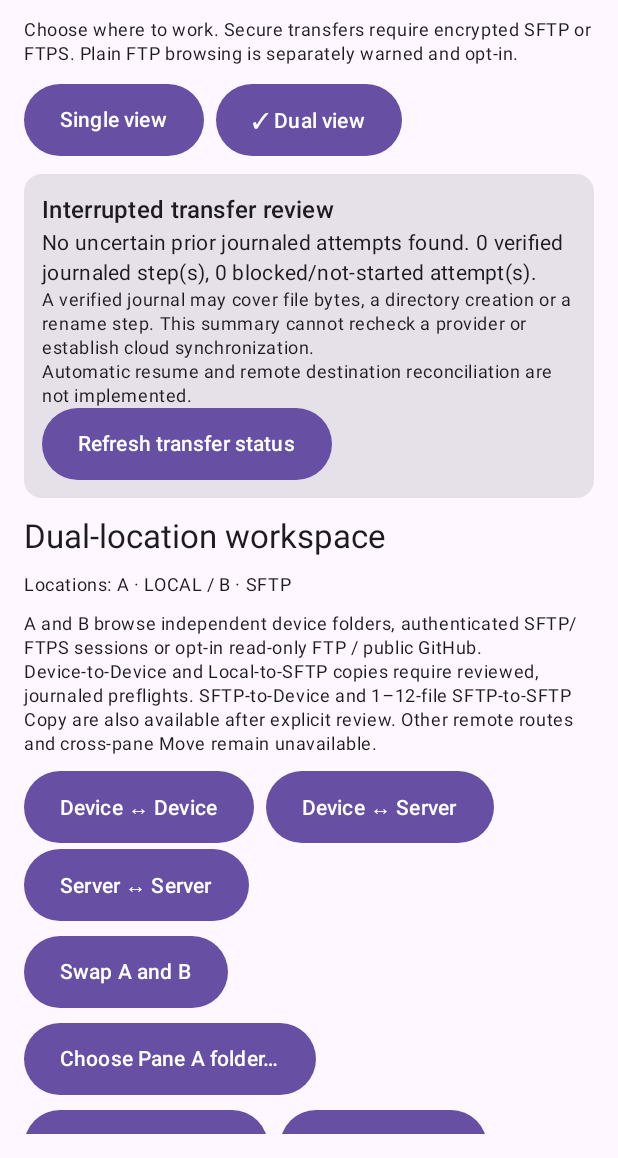
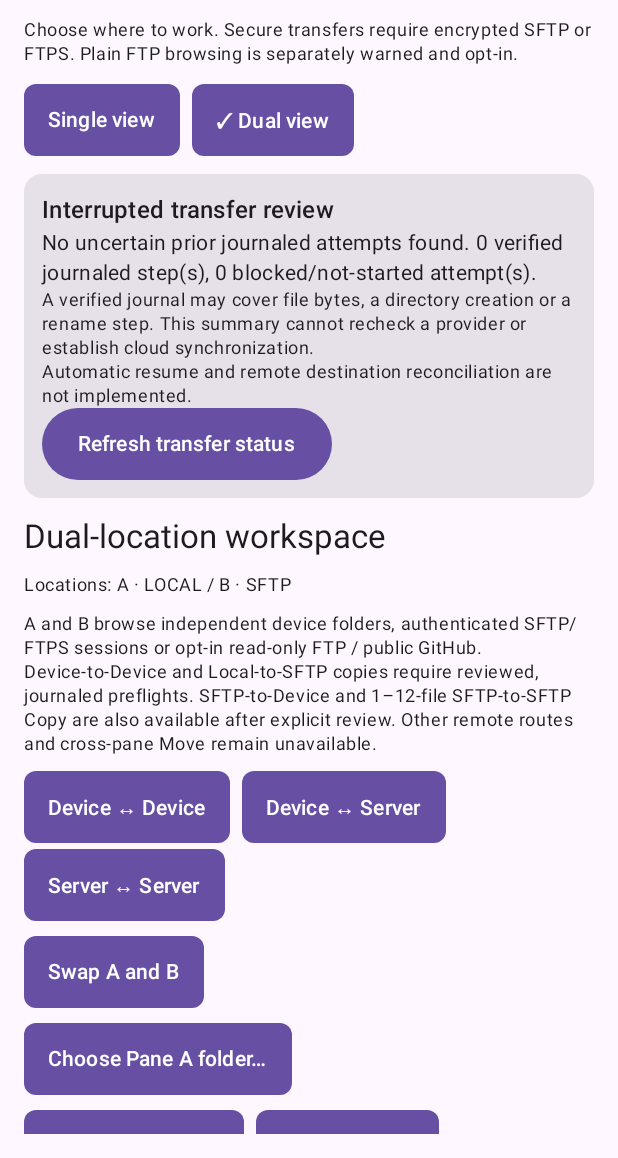
Before and after one commit to gamesbyian/Expository, an Android app built with Jetpack Compose: the screen it shows after launch (TransferActivity), after a tap on "Dual view", on a phone screen of 412 x 824 dp, the part 78-1236 px from its top. Run offline under Robolectric (Android 15) with nearby library versions, the light colour scheme and no system bars; libraries missing offline, so code that uses them is left out: org.apache.sshd; 9 statements that could not run were skipped.

Commit message:
fix(android): use stable Foundation controls across Dual Copy refresh

```diff
--- a/android-transfer/app/src/main/java/dev/expository/transfer/DualWorkspaceCard.kt
+++ b/android-transfer/app/src/main/java/dev/expository/transfer/DualWorkspaceCard.kt
@@ -10,7 +10,6 @@ import androidx.compose.foundation.layout.fillMaxWidth
 import androidx.compose.foundation.layout.heightIn
 import androidx.compose.foundation.layout.padding
 import androidx.compose.foundation.lazy.LazyListState
-import androidx.compose.material3.Button
 import androidx.compose.material3.Card
 import androidx.compose.material3.MaterialTheme
 import androidx.compose.material3.Text
@@ -167,17 +166,17 @@ internal fun DualWorkspaceCard(
                 DualPairing.LOCAL_REMOTE to "Device ↔ Server",
                 DualPairing.REMOTE_REMOTE to "Server ↔ Server"
             )) {
-                Button(modifier = Modifier.heightIn(min = 48.dp), enabled = !workspaceBusy,
+                FolderActionControl(label = title, enabled = !workspaceBusy,
                     onClick = {
                         selectedRemoteA = null
                         selectedRemoteB = null
                         selectedRemoteBatchA = null
                         selectedRemoteBatchB = null
                         onPreset(pairing)
-                    }) { Text(title) }
+                    })
             }
         }
-        Button(modifier = Modifier.heightIn(min = 48.dp), enabled = !workspaceBusy,
+        FolderActionControl(label = "Swap A and B", enabled = !workspaceBusy,
             onClick = {
                 // Move the remembered remote connection together with its
                 // endpoint and the owner's independently navigated state.
@@ -189,17 +188,17 @@ internal fun DualWorkspaceCard(
                 selectedRemoteBatchA = selectedRemoteBatchB
                 selectedRemoteBatchB = priorBatchA
                 onSwap()
-            }) { Text("Swap A and B") }
+            })
         // Keep a direct scoped folder-picker action visible near the top of
         // dual mode. On a phone the chosen local pane's own Browse card can
         // sit far below the outer scrolling toolbar and controls.
         if (workspace.pane(workspace.activeDual).endpoint.isSaf) {
-            Button(
-                modifier = Modifier.heightIn(min = 48.dp)
-                    .testTag("dual-root-picker-" + workspace.activeDual.name),
+            FolderActionControl(
+                label = "Choose Pane " + workspace.activeDual.name + " folder…",
+                modifier = Modifier.testTag("dual-root-picker-" + workspace.activeDual.name),
                 enabled = !workspaceBusy,
                 onClick = { onPick(workspace.activeDual) }
-            ) { Text("Choose Pane " + workspace.activeDual.name + " folder…") }
+            )
         }
 
         @Composable
@@ -212,11 +211,12 @@ internal fun DualWorkspaceCard(
                 FlowRow(horizontalArrangement = Arrangement.spacedBy(6.dp),
                     verticalArrangement = Arrangement.spacedBy(4.dp)) {
                     for (endpoint in BrowseEndpoint.entries) {
-                        Button(
+                        FolderActionControl(
+                            label = (if (pane.endpoint == endpoint) "✓ " else "") +
+                                endpoint.name,
                             enabled = !workspaceBusy,
-                            modifier = Modifier.heightIn(min = 48.dp)
-                                .testTag("endpoint-" + which.name + "-" + endpoint.name)
-                                .semantics {
+                            modifier = Modifier.testTag("endpoint-" + which.name + "-" +
+                                endpoint.name).semantics {
                                 stateDescription = if (pane.endpoint == endpoint)
                                     "Selected" else "Not selected"
                             },
@@ -232,8 +232,7 @@ internal fun DualWorkspaceCard(
                                 }
                                 onEndpoint(which, endpoint)
                             }
-                        ) { Text(if (pane.endpoint == endpoint) "✓ " + endpoint.name
-                            else endpoint.name) }
+                        )
                     }
                 }
                 if (pane.endpoint.isSaf) {
@@ -342,20 +341,19 @@ internal fun DualWorkspaceCard(
                 if (compact) {
                     Row(horizontalArrangement = Arrangement.spacedBy(8.dp)) {
                         for (pane in listOf(WorkspacePane.A, WorkspacePane.B)) {
-                            Button(
+                            val paneName = workspace.pane(pane).endpoint.name
+                            FolderActionControl(
+                                label = (if (workspace.activeDual == pane) "✓ " else "") +
+                                    "Pane " + pane.name + " · " + paneName,
                                 enabled = !workspaceBusy,
-                                modifier = Modifier.heightIn(min = 48.dp)
-                                    .testTag("dual-pane-tab-" + pane.name).semantics {
-                                    stateDescription =
-                                        if (workspace.activeDual == pane) "Selected"
-                                        else "Not selected"
-                                },
+                                modifier = Modifier.testTag("dual-pane-tab-" + pane.name)
+                                    .semantics {
+                                        stateDescription =
+                                            if (workspace.activeDual == pane) "Selected"
+                                            else "Not selected"
+                                    },
                                 onClick = { onFocus(pane) }
-                            ) {
-                                val name = workspace.pane(pane).endpoint.name
-                                Text((if (workspace.activeDual == pane) "✓ " else "") +
-                                    "Pane " + pane.name + " · " + name)
-                            }
+                            )
                         }
                     }
                 }
@@ -392,12 +390,12 @@ internal fun DualWorkspaceCard(
             a.treeUri != null && a.canWrite && a.complete && b.complete
         FlowRow(horizontalArrangement = Arrangement.spacedBy(8.dp),
             verticalArrangement = Arrangement.spacedBy(4.dp)) {
-            Button(enabled = !workspaceBusy && proposedCopy == null && readyA,
-                modifier = Modifier.heightIn(min = 48.dp),
-                onClick = { onCopy(WorkspacePane.A) }) { Text("Copy A → B…") }
-            Button(enabled = !workspaceBusy && proposedCopy == null && readyB,
-                modifier = Modifier.heightIn(min = 48.dp),
-                onClick = { onCopy(WorkspacePane.B) }) { Text("Copy B → A…") }
+            FolderActionControl(label = "Copy A → B…",
+                enabled = !workspaceBusy && proposedCopy == null && readyA,
+                onClick = { onCopy(WorkspacePane.A) })
+            FolderActionControl(label = "Copy B → A…",
+                enabled = !workspaceBusy && proposedCopy == null && readyB,
+                onClick = { onCopy(WorkspacePane.B) })
         }
         if (proposedCopy != null) {
             Card(Modifier.fillMaxWidth()) {
@@ -412,10 +410,10 @@ internal fun DualWorkspaceCard(
                     Text("Each file has a fresh provider preflight, a pinned original source version, a separate durable journal and independent byte verification. Later destination snapshots are refreshed after verified earlier files. The batch stops at the first uncertain result; prior verified files remain. No overwrite or automatic retry.",
                         style = MaterialTheme.typography.bodySmall)
                     Row(horizontalArrangement = Arrangement.spacedBy(8.dp)) {
-                        Button(enabled = !workspaceBusy, modifier = Modifier.heightIn(min = 48.dp),
-                            onClick = onConfirmCopy) { Text("Confirm Copy") }
-                        Button(enabled = !workspaceBusy, modifier = Modifier.heightIn(min = 48.dp),
-                            onClick = onCancelCopy) { Text("Cancel proposal") }
+                        FolderActionControl(label = "Confirm Copy",
+                            enabled = !workspaceBusy, onClick = onConfirmCopy)
+                        FolderActionControl(label = "Cancel proposal",
+                            enabled = !workspaceBusy, onClick = onCancelCopy)
                     }
                 }
             }
--- a/android-transfer/app/src/main/java/dev/expository/transfer/LocalTreeBrowser.kt
+++ b/android-transfer/app/src/main/java/dev/expository/transfer/LocalTreeBrowser.kt
@@ -22,7 +22,6 @@ import androidx.compose.foundation.layout.padding
 import androidx.compose.foundation.lazy.LazyColumn
 import androidx.compose.foundation.lazy.LazyListState
 import androidx.compose.foundation.lazy.items
-import androidx.compose.material3.Button
 import androidx.compose.material3.Card
 import androidx.compose.material3.DropdownMenu
 import androidx.compose.material3.DropdownMenuItem
@@ -319,16 +318,15 @@ internal fun LocalTreePane(
             // squeezing Refresh outside the available touchable viewport.
             FlowRow(horizontalArrangement = Arrangement.spacedBy(8.dp),
                 verticalArrangement = Arrangement.spacedBy(4.dp)) {
-                Button(
+                FolderActionControl(
+                    label = if (state.treeUri == null) "Choose folder" else "Change folder",
                     enabled = enabled && !state.loading,
-                    modifier = Modifier.heightIn(min = 48.dp)
-                        .testTag("saf-root-picker"),
+                    modifier = Modifier.testTag("saf-root-picker"),
                     onClick = onPick
-                ) { Text(if (state.treeUri == null) "Choose folder" else "Change folder") }
+                )
                 if (state.treeUri != null) {
-                    Button(enabled = enabled && !state.loading,
-                        modifier = Modifier.heightIn(min = 48.dp),
-                        onClick = onRefresh) { Text("Refresh") }
+                    FolderActionControl(label = "Refresh",
+                        enabled = enabled && !state.loading, onClick = onRefresh)
                 }
             }
             Text(
@@ -337,18 +335,15 @@ internal fun LocalTreePane(
                 style = MaterialTheme.typography.bodySmall
             )
             if (state.crumbs.size > 1) {
-                Button(enabled = enabled && !state.loading,
-                    modifier = Modifier.heightIn(min = 48.dp),
-                    onClick = onParent) { Text("Parent folder") }
+                FolderActionControl(label = "Parent folder",
+                    enabled = enabled && !state.loading, onClick = onParent)
             }
             if (state.crumbs.size > 2) {
                 Box {
-                    Button(enabled = enabled && !state.loading,
-                        modifier = Modifier.heightIn(min = 48.dp)
-                            .testTag("saf-ancestor-menu"),
-                        onClick = { ancestorMenuExpanded = true }) {
-                        Text("Jump to ancestor…")
-                    }
+                    FolderActionControl(label = "Jump to ancestor…",
+                        enabled = enabled && !state.loading,
+                        modifier = Modifier.testTag("saf-ancestor-menu"),
+                        onClick = { ancestorMenuExpanded = true })
                     DropdownMenu(
                         expanded = ancestorMenuExpanded,
                         onDismissRequest = { ancestorMenuExpanded = false }
@@ -389,11 +384,8 @@ internal fun LocalTreePane(
                     style = MaterialTheme.typography.bodySmall
                 )
                 if (state.hasMore && state.visibleLimit < LocalTreeReader.MAX_BROWSE) {
-                    Button(enabled = enabled,
-                        modifier = Modifier.heightIn(min = 48.dp),
-                        onClick = onLoadMore) {
-                        Text("Show next 200 (clears selection)")
-                    }
+                    FolderActionControl(label = "Show next 200 (clears selection)",
+                        enabled = enabled, onClick = onLoadMore)
                 } else if (state.hasMore) {
                     Text("2000-item browse safety limit reached. Choose a smaller folder.",
                         style = MaterialTheme.typography.bodySmall)
@@ -439,8 +431,15 @@ internal fun LocalTreePane(
             FlowRow(horizontalArrangement = Arrangement.spacedBy(8.dp),
                 verticalArrangement = Arrangement.spacedBy(4.dp)) {
                 LocalTreeSort.entries.forEach { choice ->
-                    Button(enabled = enabled,
-                        modifier = Modifier.heightIn(min = 48.dp),
+                    FolderActionControl(
+                        label = (if (sortMode == choice) "✓ " else "") +
+                            when (choice) {
+                                LocalTreeSort.NAME -> "Name"
+                                LocalTreeSort.SIZE -> "Size"
+                                LocalTreeSort.TYPE -> "Type"
+                                LocalTreeSort.NEWEST -> "Newest"
+                            },
+                        enabled = enabled,
                         onClick = {
                             if (sortMode != choice) {
                                 ui.sortMode = choice
@@ -448,22 +447,13 @@ internal fun LocalTreePane(
                                 // all other sort modes start ascending.
                                 ui.descending = choice == LocalTreeSort.NEWEST
                             }
-                        }) {
-                        Text((if (sortMode == choice) "✓ " else "") +
-                            when (choice) {
-                                LocalTreeSort.NAME -> "Name"
-                                LocalTreeSort.SIZE -> "Size"
-                                LocalTreeSort.TYPE -> "Type"
-                                LocalTreeSort.NEWEST -> "Newest"
-                            })
-                    }
+                        })
                 }
-                Button(enabled = enabled,
-                    modifier = Modifier.heightIn(min = 48.dp)
-                        .testTag("saf-sort-direction"),
-                    onClick = { ui.descending = !descending }) {
-                    Text(if (descending) "Descending ↓" else "Ascending ↑")
-                }
+                FolderActionControl(
+                    label = if (descending) "Descending ↓" else "Ascending ↑",
+                    enabled = enabled,
+                    modifier = Modifier.testTag("saf-sort-direction"),
+                    onClick = { ui.descending = !descending })
             }
             Text("Showing " + visibleEntries.size + " of " + state.entries.size +
                 " observed item(s)" +
--- a/android-transfer/app/src/main/java/dev/expository/transfer/TransferActivity.kt
+++ b/android-transfer/app/src/main/java/dev/expository/transfer/TransferActivity.kt
@@ -1261,7 +1261,13 @@ private fun DeveloperPreview(
             item {
                 FlowRow(modifier = Modifier.fillMaxWidth(),
                     horizontalArrangement = Arrangement.spacedBy(8.dp)) {
-                    Button(enabled = !copyBusy && !remoteRelayBusy,
+                    // These controls remain actual 48dp-accessible buttons,
+                    // but use Foundation semantics to avoid Material3's detached
+                    // ChildSemanticsNode during Copy status/model transitions.
+                    FolderActionControl(
+                        label = if (model.view == WorkspaceView.SINGLE)
+                            "✓ Single view" else "Single view",
+                        enabled = !copyBusy && !remoteRelayBusy,
                         onClick = {
                             proposedCopy = null
                             recursiveProposal = null
@@ -1272,13 +1278,14 @@ private fun DeveloperPreview(
                                     .invalidate(WorkspacePane.SINGLE)
                             model = model.view(WorkspaceView.SINGLE)
                         },
-                        modifier = Modifier.heightIn(min = 48.dp)
-                            .testTag("workspace-single-view").semantics {
+                        modifier = Modifier.testTag("workspace-single-view").semantics {
                             stateDescription = if (model.view == WorkspaceView.SINGLE)
                                 "Selected" else "Not selected"
-                        }) { Text(if (model.view == WorkspaceView.SINGLE)
-                            "✓ Single view" else "Single view") }
-                    Button(enabled = !copyBusy && !remoteRelayBusy,
+                        })
+                    FolderActionControl(
+                        label = if (model.view == WorkspaceView.DUAL)
+                            "✓ Dual view" else "Dual view",
+                        enabled = !copyBusy && !remoteRelayBusy,
                         onClick = {
                             pendingSingleFolderPicker = null
                             singleFolderReview = null
@@ -1287,12 +1294,10 @@ private fun DeveloperPreview(
                                     .invalidate(WorkspacePane.SINGLE)
                             model = model.view(WorkspaceView.DUAL)
                         },
-                        modifier = Modifier.heightIn(min = 48.dp)
-                            .testTag("workspace-dual-view").semantics {
+                        modifier = Modifier.testTag("workspace-dual-view").semantics {
                             stateDescription = if (model.view == WorkspaceView.DUAL)
                                 "Selected" else "Not selected"
-                        }) { Text(if (model.view == WorkspaceView.DUAL)
-                            "✓ Dual view" else "Dual view") }
+                        })
                 }
             }
             if (model.view == WorkspaceView.SINGLE) {
```
